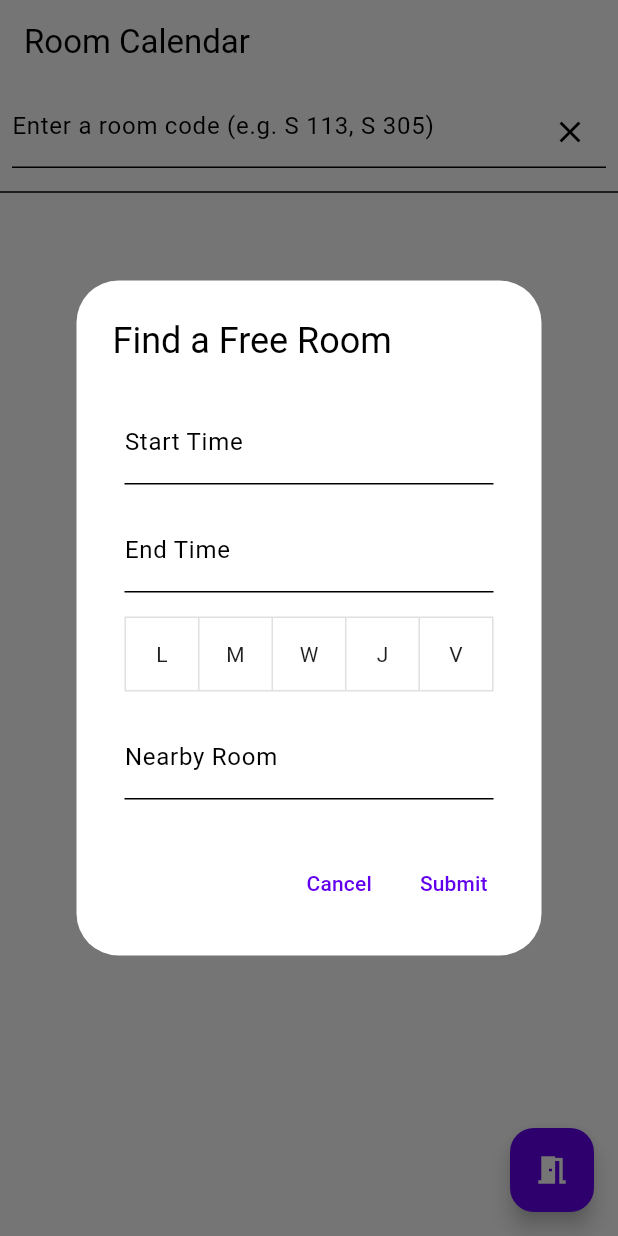
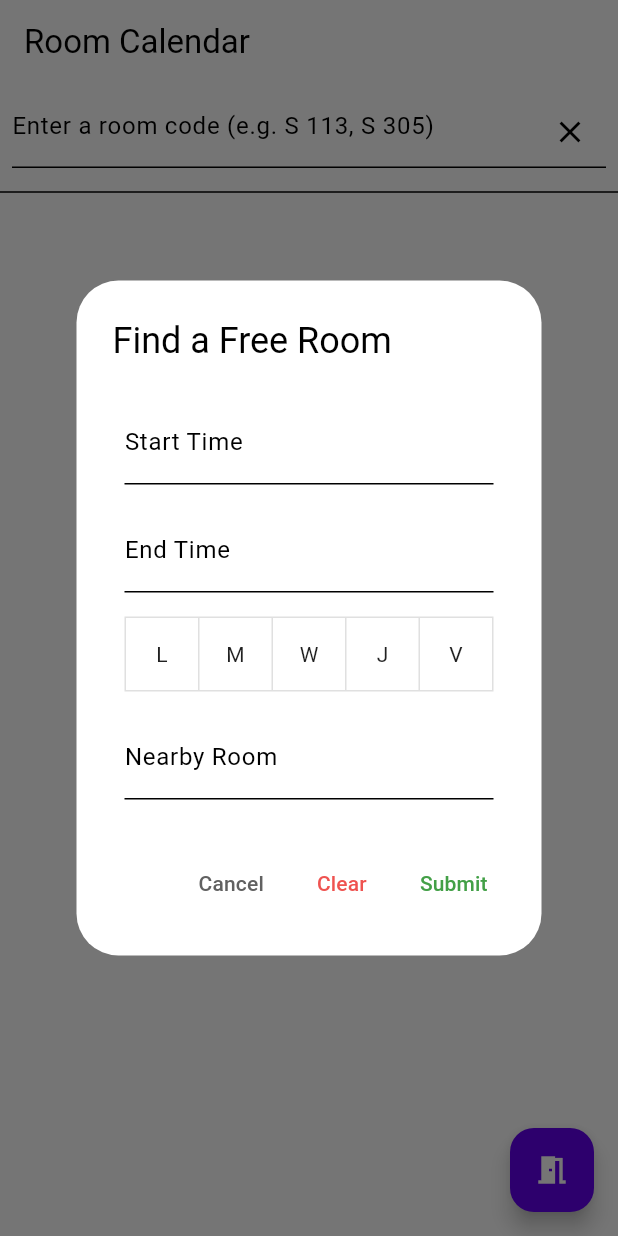
Before and after one commit to TuitionScheduler/autobook, a Flutter app: the screen it shows after launch, after a tap on the "meeting room" icon, on a phone screen of 412 x 824 dp. Run offline on Flutter 3.47's test engine with Material 3 defaults, Android fonts, the phone set to English and light mode, and no system bars; our stand-ins replace calendar_view, supabase; accounts and stored records are empty.

Commit message:
Add Clear button to facilitate resetting autobook schedules

```diff
--- a/lib/free_rooms_form.dart
+++ b/lib/free_rooms_form.dart
@@ -122,7 +122,16 @@ class _FreeRoomsFormState extends State<FreeRoomsForm> {
       actions: [
         TextButton(
             onPressed: () => Navigator.pop(context),
+            style: TextButton.styleFrom(
+              foregroundColor: Colors.grey[700],
+            ),
             child: const Text("Cancel")),
+        TextButton(
+            onPressed: () => Navigator.of(context).pop(AutobookFilters.empty()),
+            style: TextButton.styleFrom(
+              foregroundColor: Colors.red[400],
+            ),
+            child: const Text("Clear")),
         TextButton(
             onPressed: () {
               final filters = AutobookFilters(
@@ -134,6 +143,9 @@ class _FreeRoomsFormState extends State<FreeRoomsForm> {
               );
               Navigator.of(context).pop(filters);
             },
+            style: TextButton.styleFrom(
+              foregroundColor: Colors.green[600],
+            ),
             child: const Text("Submit"))
       ],
     );
--- a/lib/main.dart
+++ b/lib/main.dart
@@ -146,8 +146,16 @@ class _HomeState extends State<Home> {
               builder: (context) => FreeRoomsForm(
                     initialFilters: currentAutobookFilters,
                   )) as AutobookFilters?;
+          // user pressed cancel or unfocused the form
           if (autobookFilters == null) return;
+          // persist the updated filters
           currentAutobookFilters = autobookFilters;
+          // user cleared the filters
+          if (autobookFilters == AutobookFilters.empty()) {
+            sendMessage("Filters cleared", context);
+            return;
+          }
+          // user pressed submit, try to find rooms that match the filters.
           final roomData = extractRoomCode(autobookFilters.room);
           if (roomData.$1.isEmpty) {
             sendMessage("Make sure to specify a room or building", context);
```
